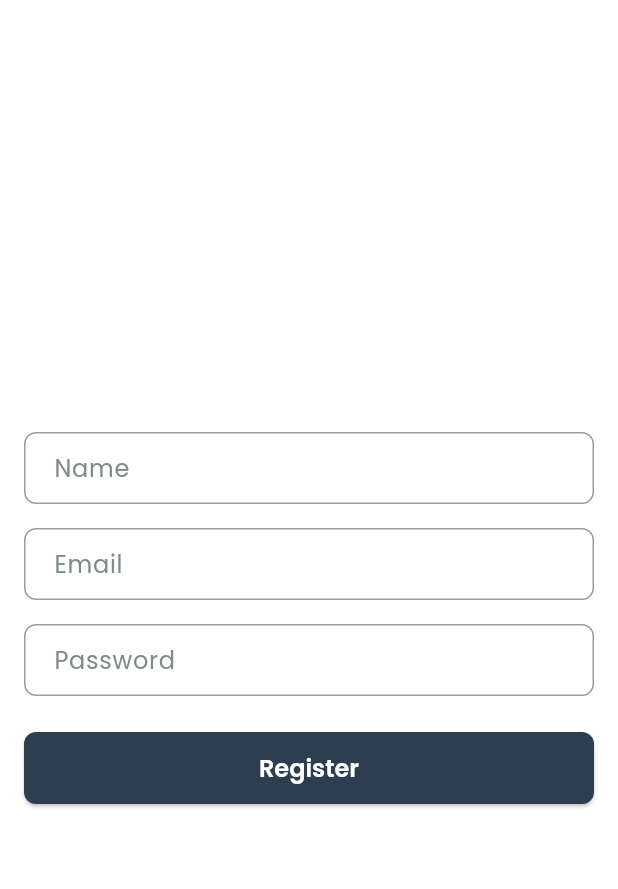
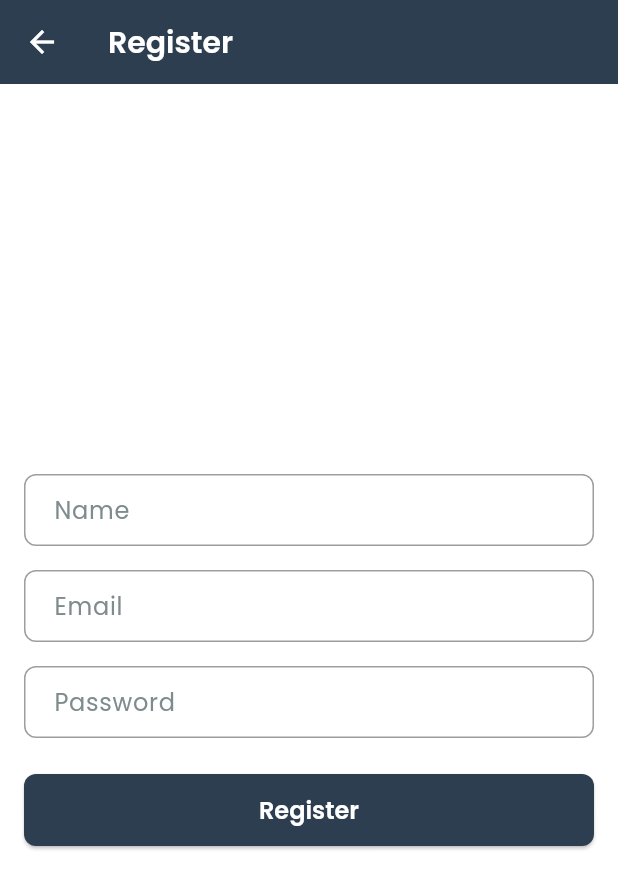
Before and after one commit to Homme-Noir/bookstore_app, a Flutter app: the RegisterScreen screen opened by its route, on a phone screen of 412 x 824 dp. Shown: the top 889 px of the screen. Run offline on Flutter 3.47's test engine with Material 3 defaults, Android fonts, the phone set to English and light mode, and no system bars; our stand-ins replace cloud_firestore, firebase_auth, firebase_core, google_fonts, google_sign_in, shared_preferences; missing offline and left inert: flutter_stripe; accounts and stored records are empty.

Commit message:
15 commit

```diff
--- a/lib/screens/auth/register_screen.dart
+++ b/lib/screens/auth/register_screen.dart
@@ -54,7 +54,11 @@ class _RegisterScreenState extends State<RegisterScreen> {
 
   @override
   Widget build(BuildContext context) {
-    return Padding(
+    return Scaffold(
+      appBar: AppBar(
+        title: const Text('Register'),
+      ),
+      body: Padding(
         padding: const EdgeInsets.all(16.0),
         child: Form(
           key: _formKey,
@@ -120,6 +124,7 @@ class _RegisterScreenState extends State<RegisterScreen> {
             ],
           ),
         ),
+      ),
     );
   }
 }
```
Also changed, not shown: 3 other files. Lines whose indentation alone changed are shown as unchanged.
